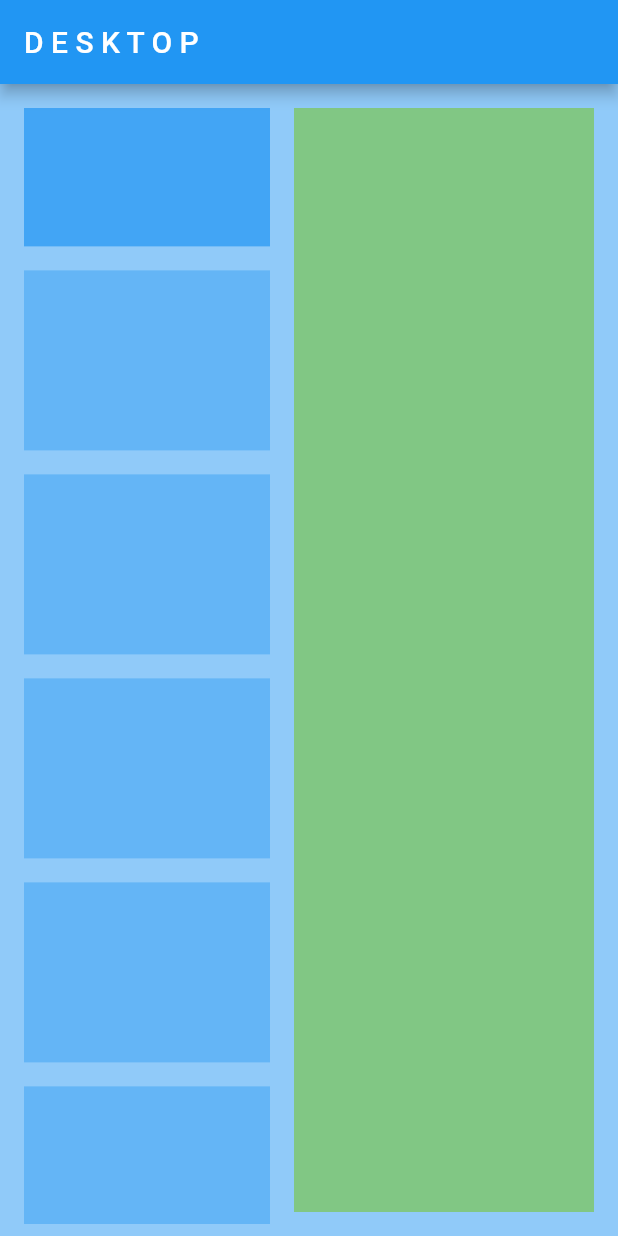
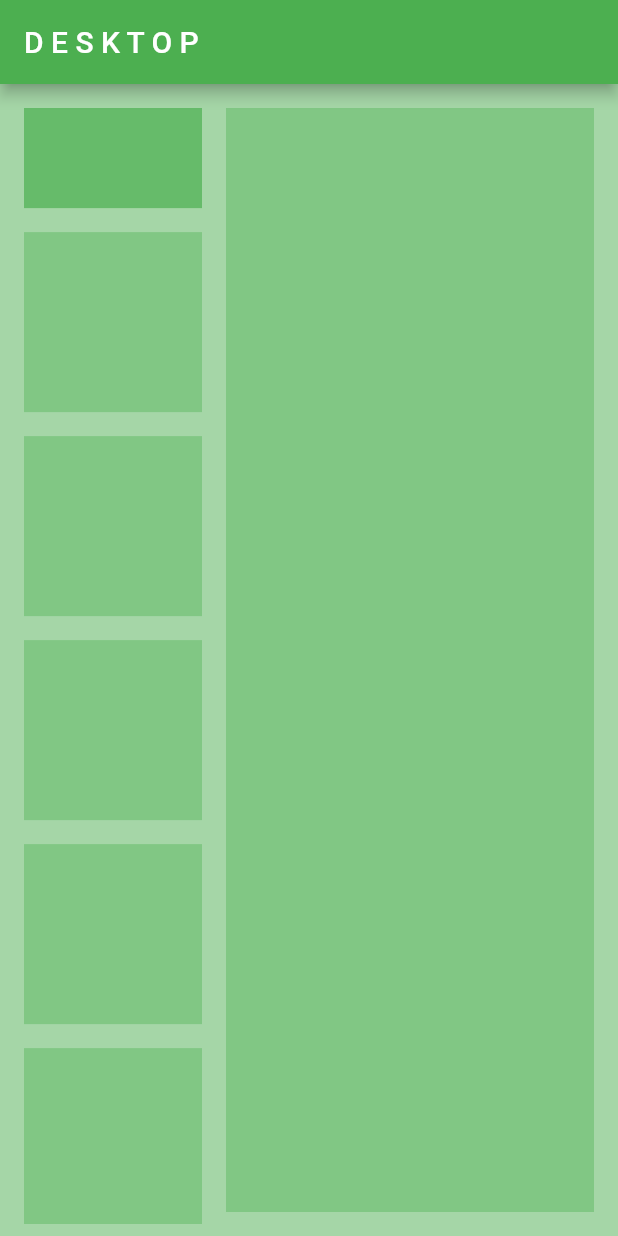
Before and after one commit to Jag360/responsive_ui, a Flutter app: the MyDesktopBody screen opened directly, on a phone screen of 412 x 824 dp. Run offline on Flutter 3.47's test engine with Material 2 defaults, Android fonts, the phone set to English and light mode, and no system bars.

Commit message:
The Project is complete and this is the final Commit

```diff
--- a/lib/responsive/desktop_body.dart
+++ b/lib/responsive/desktop_body.dart
@@ -6,10 +6,11 @@ class MyDesktopBody extends StatelessWidget {
   @override
   Widget build(BuildContext context) {
     return Scaffold(
-      backgroundColor: Colors.blue[200],
+      backgroundColor: Colors.green[200],
 
       appBar: AppBar(
         title: Text("D E S K T O P"),
+        backgroundColor: Colors.green,
       ),
 
       body: Padding(
@@ -30,7 +31,7 @@ class MyDesktopBody extends StatelessWidget {
                       aspectRatio: 16/9,
                       child: Container(
                         height: 250,
-                        color: Colors.blue[400],
+                        color: Colors.green[400],
                       ),
                     ),
                   ),
@@ -42,7 +43,7 @@ class MyDesktopBody extends StatelessWidget {
                         itemBuilder: (context, index){
                           return Padding(
                             padding: const EdgeInsets.all(8.0),
-                            child: Container(color: Colors.blue[300],
+                            child: Container(color: Colors.green[300],
                               height: 120,
                             ),
                           );
@@ -55,9 +56,12 @@ class MyDesktopBody extends StatelessWidget {
             // Second Column
             Padding(
               padding: const EdgeInsets.all(8.0),
-              child: Container(
-                width: 200,
-                color: Colors.green[300],
+              child: AspectRatio(
+                aspectRatio: 1/3,
+                child: Container(
+                  color: Colors.green[300],
+                  width : 250,
+                ),
               ),
             )
           ],
```
